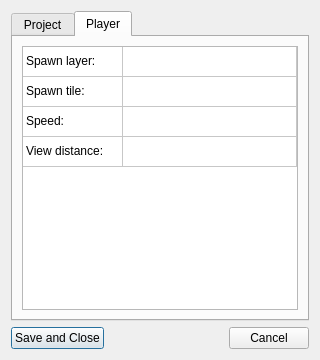
Qt form KryptaEditor/PrjSettingsDialog.ui (cellproductions/KryptaEditorQT) before a commit.
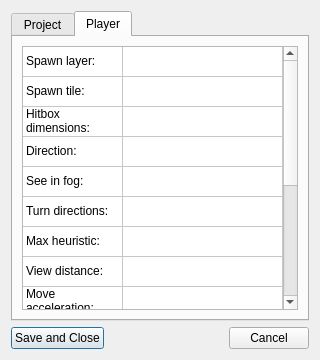
The same form after that commit.

What changed in the file:
```diff
--- a/KryptaEditor/PrjSettingsDialog.ui
+++ b/KryptaEditor/PrjSettingsDialog.ui
@@ -110,7 +110,27 @@
            </row>
            <row>
             <property name="text">
-             <string>Speed</string>
+             <string>Hitbox dimensions</string>
+            </property>
+           </row>
+           <row>
+            <property name="text">
+             <string>Direction</string>
+            </property>
+           </row>
+           <row>
+            <property name="text">
+             <string>See in fog</string>
+            </property>
+           </row>
+           <row>
+            <property name="text">
+             <string>Turn directions</string>
+            </property>
+           </row>
+           <row>
+            <property name="text">
+             <string>Max heuristic</string>
             </property>
            </row>
            <row>
@@ -118,6 +138,41 @@
              <string>View distance</string>
             </property>
            </row>
+           <row>
+            <property name="text">
+             <string>Move acceleration</string>
+            </property>
+           </row>
+           <row>
+            <property name="text">
+             <string>Turn acceleration</string>
+            </property>
+           </row>
+           <row>
+            <property name="text">
+             <string>Max move speed</string>
+            </property>
+           </row>
+           <row>
+            <property name="text">
+             <string>Max turn speed</string>
+            </property>
+           </row>
+           <row>
+            <property name="text">
+             <string>Idle animation</string>
+            </property>
+           </row>
+           <row>
+            <property name="text">
+             <string>Move animation</string>
+            </property>
+           </row>
+           <row>
+            <property name="text">
+             <string>Health</string>
+            </property>
+           </row>
            <column>
             <property name="text">
              <string>Property</string>
@@ -140,14 +195,104 @@
            </item>
            <item row="2" column="0">
             <property name="text">
-             <string>Speed:</string>
+             <string>Hitbox dimensions:</string>
             </property>
            </item>
            <item row="3" column="0">
             <property name="text">
+             <string>Direction:</string>
+            </property>
+           </item>
+           <item row="4" column="0">
+            <property name="text">
+             <string>See in fog:</string>
+            </property>
+           </item>
+           <item row="5" column="0">
+            <property name="text">
+             <string>Turn directions:</string>
+            </property>
+           </item>
+           <item row="6" column="0">
+            <property name="text">
+             <string>Max heuristic:</string>
+            </property>
+           </item>
+           <item row="7" column="0">
+            <property name="text">
              <string>View distance:</string>
             </property>
            </item>
+           <item row="7" column="1">
+            <property name="text">
+             <string/>
+            </property>
+           </item>
+           <item row="8" column="0">
+            <property name="text">
+             <string>Move acceleration:</string>
+            </property>
+           </item>
+           <item row="9" column="0">
+            <property name="text">
+             <string>Turn acceleration:</string>
+            </property>
+           </item>
+           <item row="9" column="1">
+            <property name="text">
+             <string/>
+            </property>
+           </item>
+           <item row="10" column="0">
+            <property name="text">
+             <string>Max move speed:</string>
+            </property>
+           </item>
+           <item row="10" column="1">
+            <property name="text">
+             <string/>
+            </property>
+           </item>
+           <item row="11" column="0">
+            <property name="text">
+             <string>Max turn speed:</string>
+            </property>
+           </item>
+           <item row="11" column="1">
+            <property name="text">
+             <string/>
+            </property>
+           </item>
+           <item row="12" column="0">
+            <property name="text">
+             <string>Idle animation:</string>
+            </property>
+           </item>
+           <item row="12" column="1">
+            <property name="text">
+             <string/>
+            </property>
+           </item>
+           <item row="13" column="0">
+            <property name="text">
+             <string>Move animation:</string>
+            </property>
+           </item>
+           <item row="13" column="1">
+            <property name="text">
+             <string/>
+            </property>
+           </item>
+           <item row="14" column="0">
+            <property name="text">
+             <string>Health:</string>
+            </property>
+           </item>
+           <item row="14" column="1">
+            <property name="text">
+             <string/>
+            </property>
+           </item>
           </widget>
          </item>
         </layout>
```
